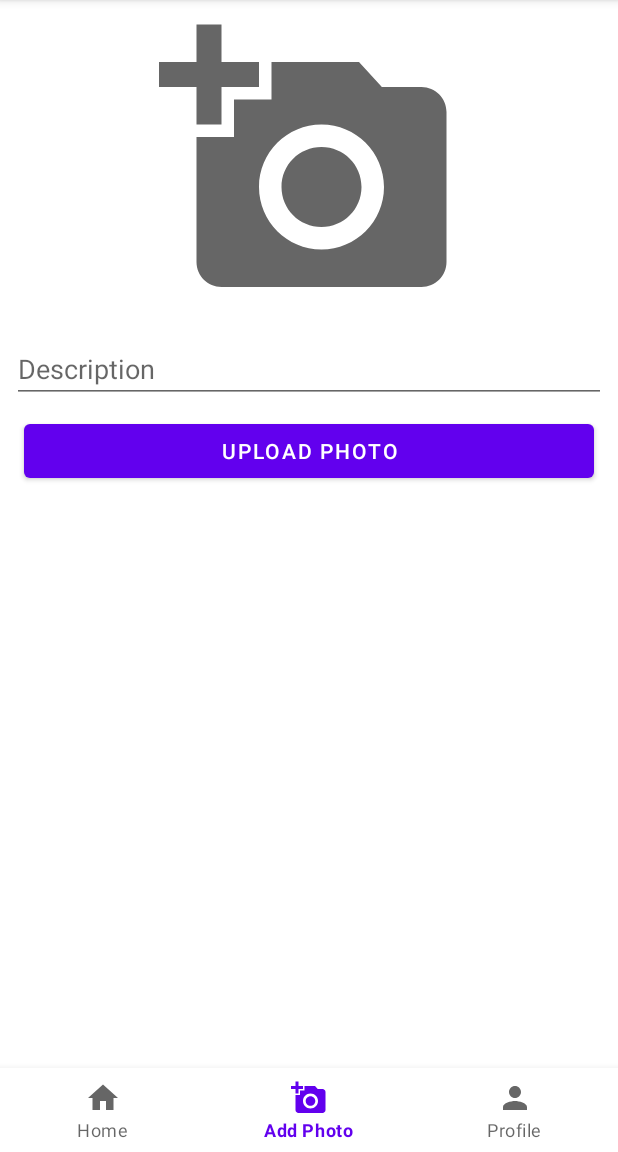
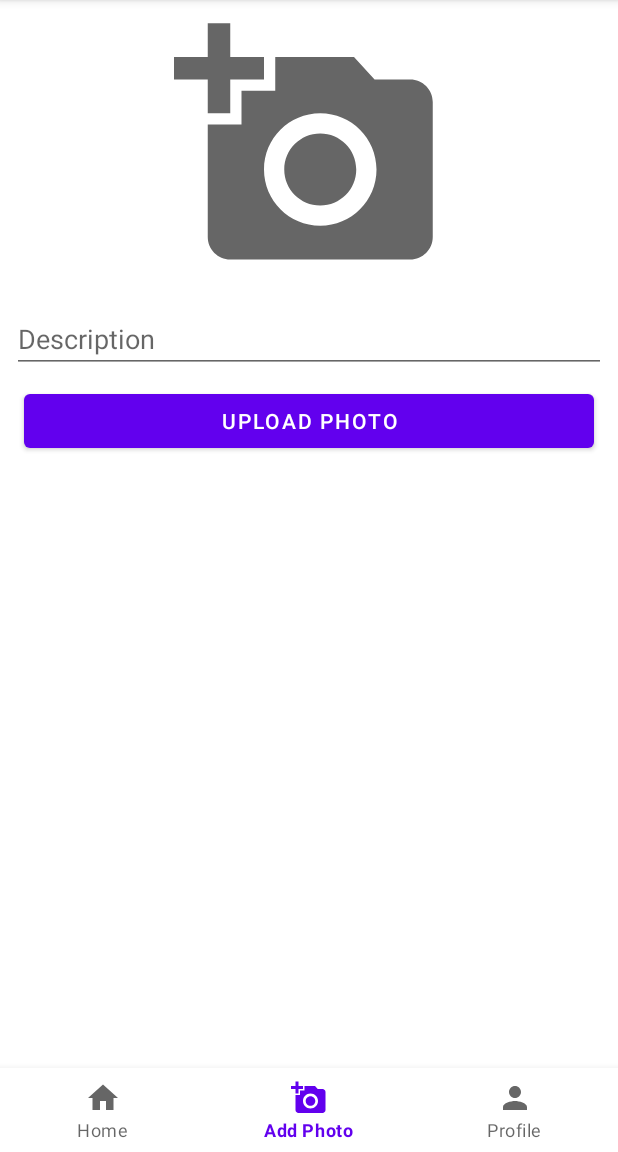
Before and after one commit to RubenYebran/BlogApp, an Android app: the CameraFragment screen opened through its navigation route, on a phone screen of 412 x 824 dp, the part 84-1236 px from its top. Run offline under Robolectric (Android 15) with nearby library versions, the phone set to English and light mode, and no system bars; our stand-ins replace Firebase (no records; nobody signed in at launch, a user with empty details on screens opened directly), navigation-ui.

Commit message:
small interface changes

```diff
--- a/app/src/main/res/layout/fragment_camera.xml
+++ b/app/src/main/res/layout/fragment_camera.xml
@@ -10,8 +10,8 @@
     <ImageView
         android:src="@drawable/ic_baseline_add_a_photo_24"
         android:id="@+id/post_image"
-        android:layout_width="200dp"
-        android:layout_height="200dp"
+        android:layout_width="180dp"
+        android:layout_height="180dp"
         android:layout_gravity="center"
         android:text="Camera Fragment" />
 
```
